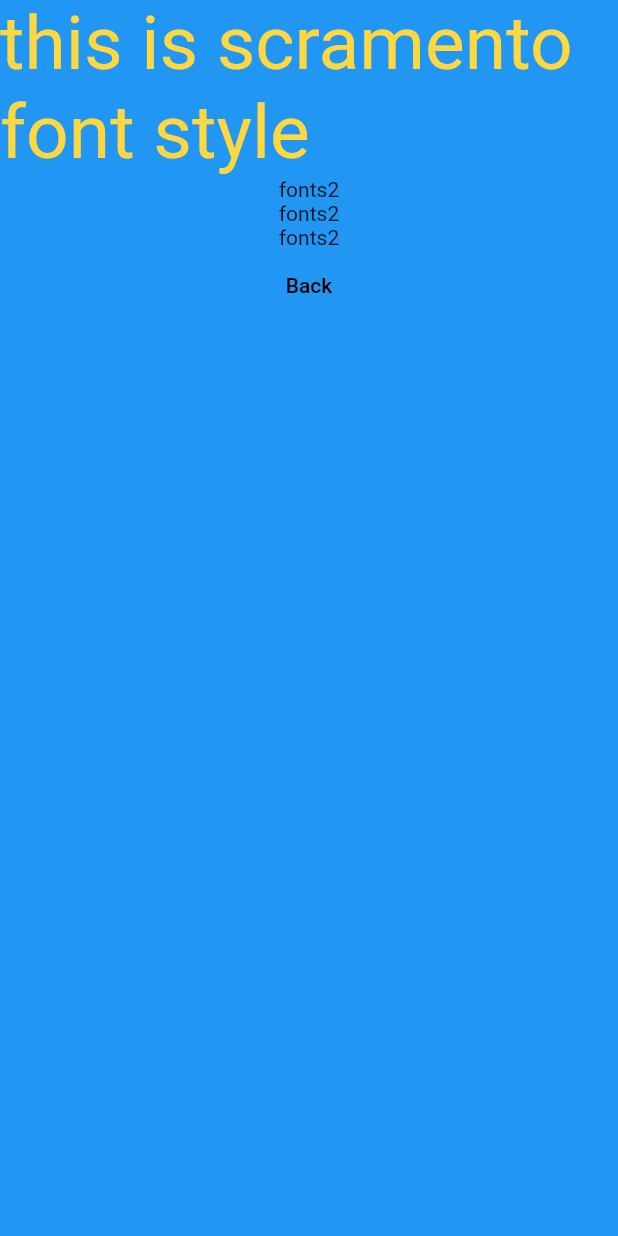
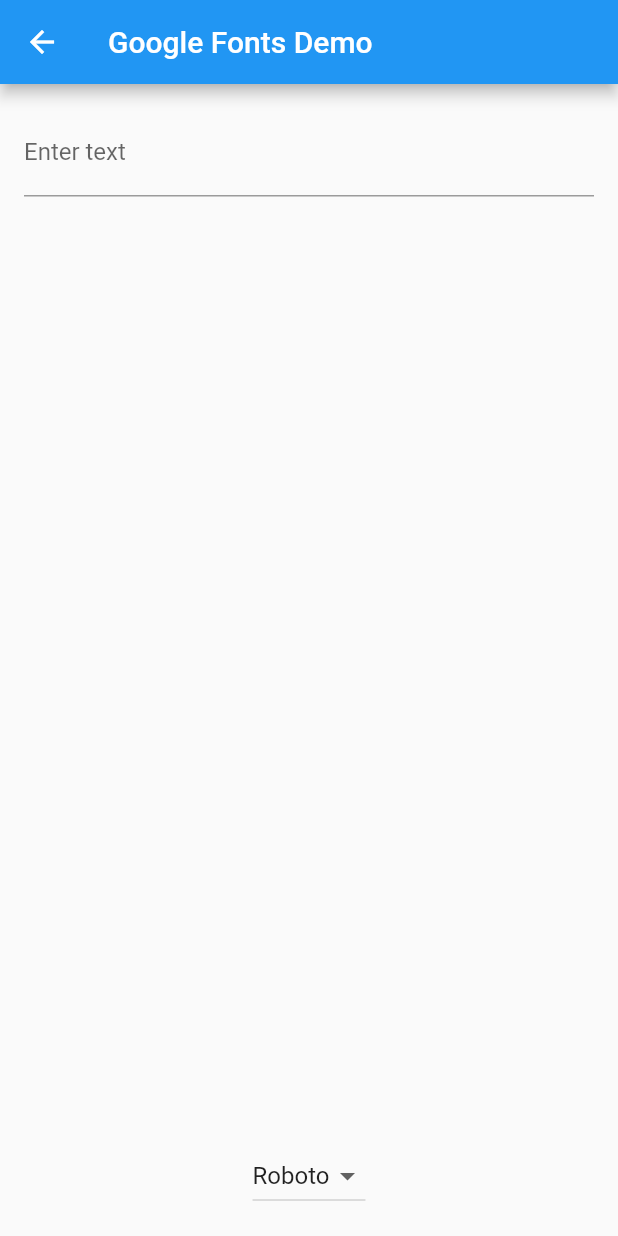
Before and after one commit to MubashirPv/Flutter-Package-Tester, a Flutter app: the GoogleFontsSamples screen opened directly, on a phone screen of 412 x 824 dp. Run offline on Flutter 3.47's test engine with Material 2 defaults, Android fonts, the light colour scheme and no system bars; our stand-ins replace google_fonts; missing offline and left inert: dart:js; Roboto replaces fonts that are missing (Sacramento).

Commit message:
first package

```diff
--- a/lib/main.dart
+++ b/lib/main.dart
@@ -11,6 +11,7 @@ class MyApp extends StatelessWidget {
   @override
   Widget build(BuildContext context) {
     return MaterialApp(
+      debugShowCheckedModeBanner: false,
       title: 'Flutter Package Tester',
       theme: ThemeData(
         primarySwatch: Colors.blue,
--- a/lib/packages/google_fonts.dart
+++ b/lib/packages/google_fonts.dart
@@ -1,32 +1,78 @@
 import 'package:flutter/material.dart';
 import 'package:google_fonts/google_fonts.dart';
 
-class GoogleFontsSamples extends StatelessWidget {
+class GoogleFontsSamples extends StatefulWidget {
   const GoogleFontsSamples({super.key});
 
   @override
+  State<GoogleFontsSamples> createState() => _GoogleFontsSamplesState();
+}
+
+class _GoogleFontsSamplesState extends State<GoogleFontsSamples> {
+  String selectedFont = 'Roboto';
+
+  final TextEditingController _textEditingController = TextEditingController();
+  String inputText = '';
+ @override
   Widget build(BuildContext context) {
     return Scaffold(
-      backgroundColor: Colors.blue,
+      appBar: AppBar(
+        title: const Text('Google Fonts Demo'),
+      ),
       body: Column(
-
-        mainAxisAlignment: MainAxisAlignment.start,
-
         children: [
-           Text(
-            style:GoogleFonts.sacramento(
-              color: Colors.amberAccent,
-              fontSize: 50,
-            ),"this is scramento font style"),
-          Text("fonts2"),
-          Text("fonts2"),
-          Text("fonts2"),
-          TextButton(
-              onPressed: () {
-                Navigator.pop(context);
+          Padding(
+            padding: const EdgeInsets.all(16.0),
+            child: TextField(
+              controller: _textEditingController,
+              onChanged: (text) {
+                setState(() {
+                  inputText = text;
+                });
               },
-              child: const Text(style: TextStyle(color: Colors.black),
-                "Back")),
+              decoration: const InputDecoration(
+                labelText: 'Enter text',
+              ),
+            ),
+          ),
+          Expanded(
+            child: SingleChildScrollView(
+              child: Column(
+                crossAxisAlignment: CrossAxisAlignment.stretch,
+                children: [
+                  Padding(
+                    padding: const EdgeInsets.all(16.0),
+                    child: Center(
+                      child: Text(
+                        inputText,
+                        style: GoogleFonts.getFont(
+                          selectedFont,
+                          textStyle: const TextStyle(fontSize: 24.0),
+                        ),
+                      ),
+                    ),
+                  ),
+                ],
+              ),
+            ),
+          ),
+          Padding(
+            padding: const EdgeInsets.all(16.0),
+            child: DropdownButton<String>(
+              value: selectedFont,
+              onChanged: (String? newValue) {
+                setState(() {
+                  selectedFont = newValue!;
+                });
+              },
+              items: GoogleFonts.asMap().keys.map((String font) {
+                return DropdownMenuItem<String>(
+                  value: font,
+                  child: Text(font),
+                );
+              }).toList(),
+            ),
+          ),
         ],
       ),
     );
```
Also changed, not shown: lib/home_screen.dart (+37 -9 lines), lib/models/package_list_model.dart (added, +43 -0 lines), lib/packages/newpackage.dart (added, +14 -0 lines), 1 other file.
